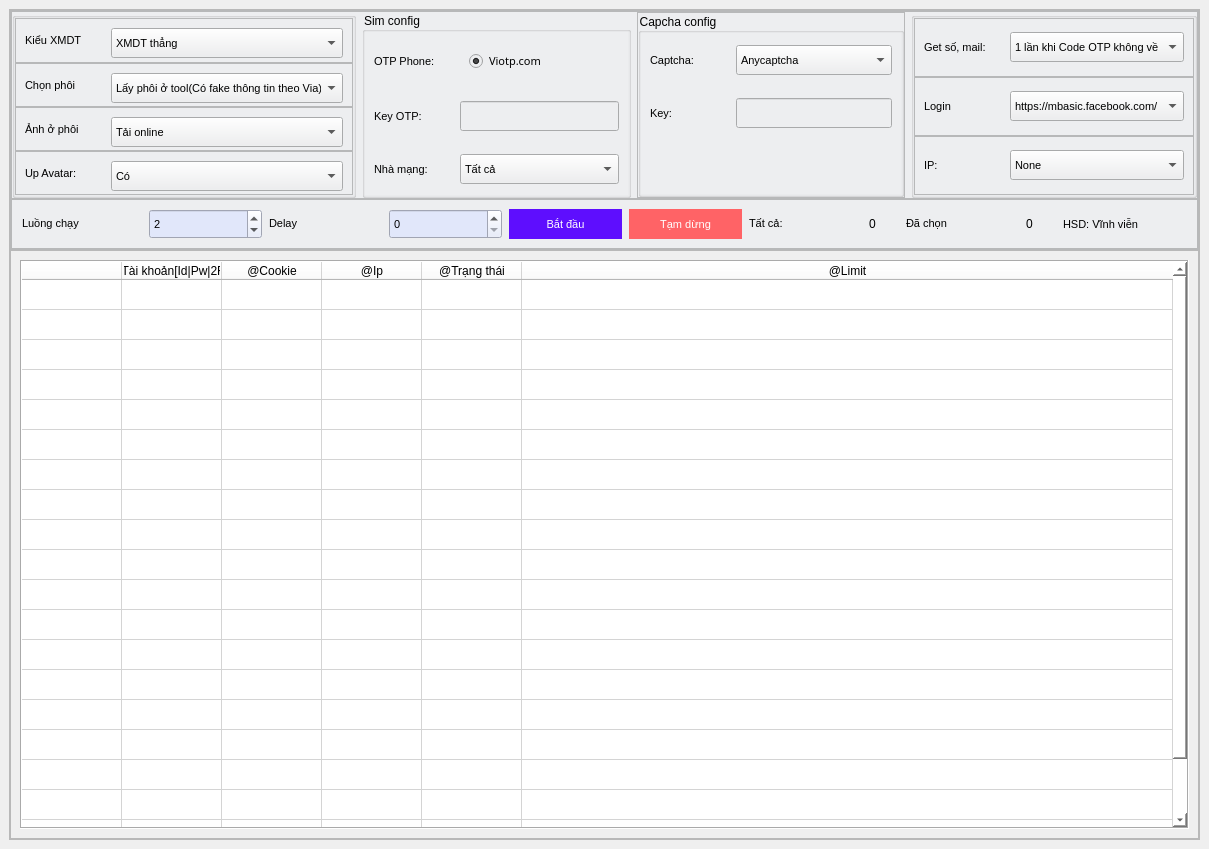
Above: interface.ui from NguyenHuuHai2310/code_dao before the change. Below: the same form after it.
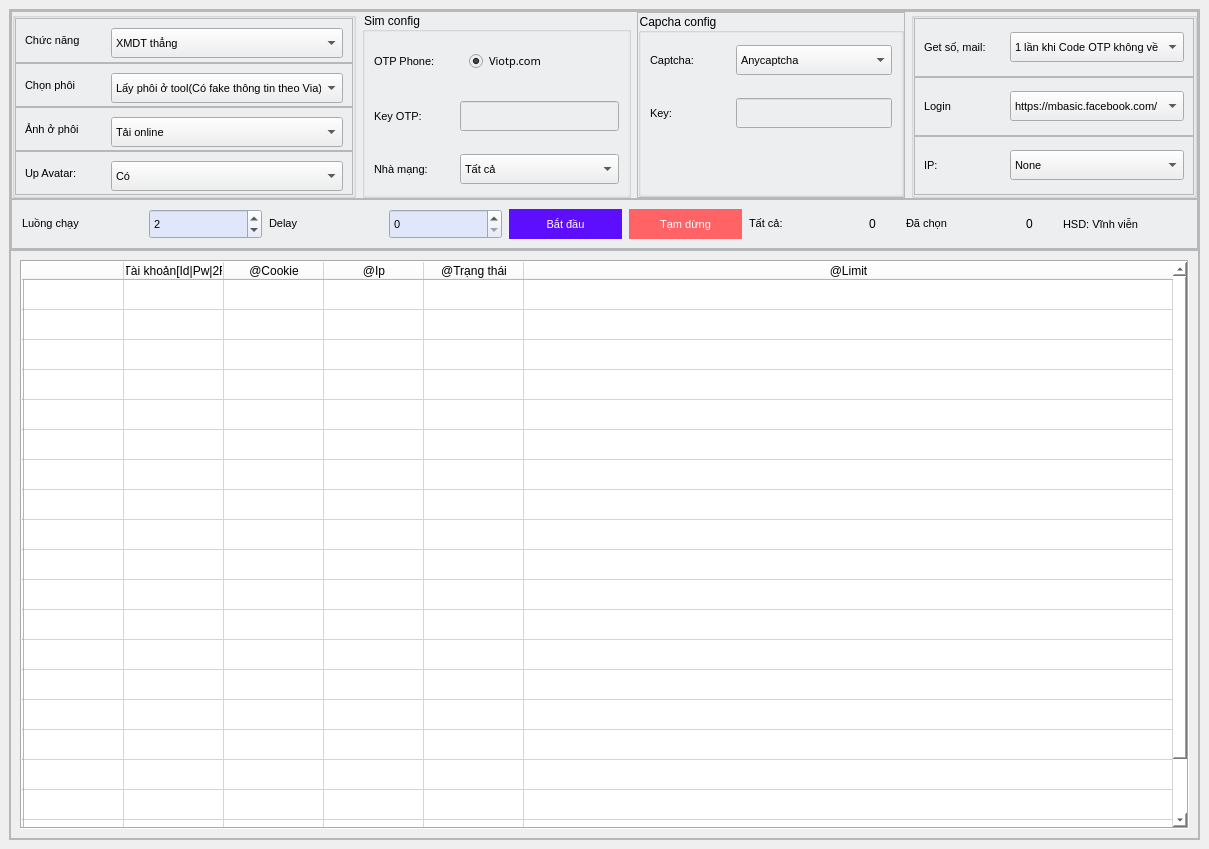
That is the form after the change. Icons and pictures are not drawn.

```diff
--- a/interface.ui
+++ b/interface.ui
@@ -143,7 +143,7 @@
                       </font>
                      </property>
                      <property name="text">
-                      <string>Kiểu XMDT</string>
+                      <string>Chức năng</string>
                      </property>
                     </widget>
                    </item>
@@ -1564,7 +1564,7 @@
              <enum>Qt::SolidLine</enum>
             </property>
             <property name="sortingEnabled">
-             <bool>true</bool>
+             <bool>false</bool>
             </property>
             <property name="wordWrap">
              <bool>true</bool>
@@ -1579,13 +1579,13 @@
              <number>10</number>
             </attribute>
             <attribute name="horizontalHeaderShowSortIndicator" stdset="0">
-             <bool>true</bool>
+             <bool>false</bool>
             </attribute>
             <attribute name="horizontalHeaderStretchLastSection">
              <bool>true</bool>
             </attribute>
             <attribute name="verticalHeaderVisible">
-             <bool>false</bool>
+             <bool>true</bool>
             </attribute>
             <attribute name="verticalHeaderCascadingSectionResizes">
              <bool>true</bool>
@@ -1671,7 +1671,7 @@
             </row>
             <row>
              <property name="text">
-              <string>New Row</string>
+              <string/>
              </property>
             </row>
             <row>
```
Left out of the diff: 12 changed lines with no effect on the pictures.
